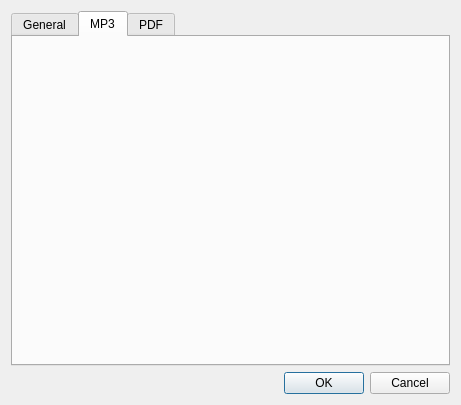
The window that design/preferences.ui (kokimame/joytan) describes before a commit, drawn with Qt 5.
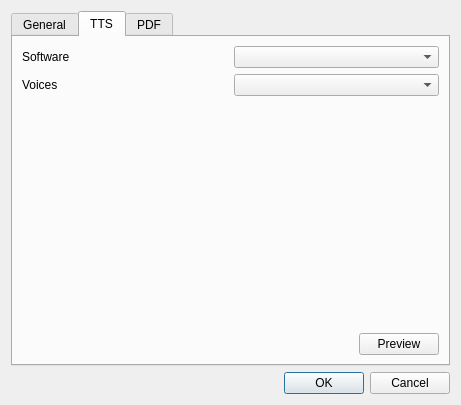
The same window after the commit. The open tabs and pages were chosen to show the change.

Commit message: Upgrade preferences UI for chosing TTS

The edit to the form file:
```diff
--- a/design/preferences.ui
+++ b/design/preferences.ui
@@ -222,8 +222,75 @@
      </widget>
      <widget class="QWidget" name="tabMP3">
       <attribute name="title">
-       <string>MP3</string>
+       <string>TTS</string>
       </attribute>
+      <layout class="QVBoxLayout" name="verticalLayout_6">
+       <item>
+        <layout class="QHBoxLayout" name="horizontalLayout">
+         <item>
+          <widget class="QLabel" name="label_9">
+           <property name="text">
+            <string>Software</string>
+           </property>
+          </widget>
+         </item>
+         <item>
+          <widget class="QComboBox" name="ttsCombo"/>
+         </item>
+        </layout>
+       </item>
+       <item>
+        <layout class="QHBoxLayout" name="horizontalLayout_13">
+         <item>
+          <widget class="QLabel" name="label_21">
+           <property name="text">
+            <string>Voices</string>
+           </property>
+          </widget>
+         </item>
+         <item>
+          <widget class="QComboBox" name="voiceCombo"/>
+         </item>
+        </layout>
+       </item>
+       <item>
+        <spacer name="verticalSpacer">
+         <property name="orientation">
+          <enum>Qt::Vertical</enum>
+         </property>
+         <property name="sizeHint" stdset="0">
+          <size>
+           <width>20</width>
+           <height>40</height>
+          </size>
+         </property>
+        </spacer>
+       </item>
+       <item>
+        <layout class="QHBoxLayout" name="horizontalLayout_2">
+         <item>
+          <spacer name="horizontalSpacer">
+           <property name="orientation">
+            <enum>Qt::Horizontal</enum>
+           </property>
+           <property name="sizeHint" stdset="0">
+            <size>
+             <width>40</width>
+             <height>20</height>
+            </size>
+           </property>
+          </spacer>
+         </item>
+         <item>
+          <widget class="QPushButton" name="previewBtn">
+           <property name="text">
+            <string>Preview</string>
+           </property>
+          </widget>
+         </item>
+        </layout>
+       </item>
+      </layout>
      </widget>
      <widget class="QWidget" name="tabPDF">
       <attribute name="title">
```
Left out of the diff: 2 changed lines with no effect on the pictures. The commit also changes 7 other files.
